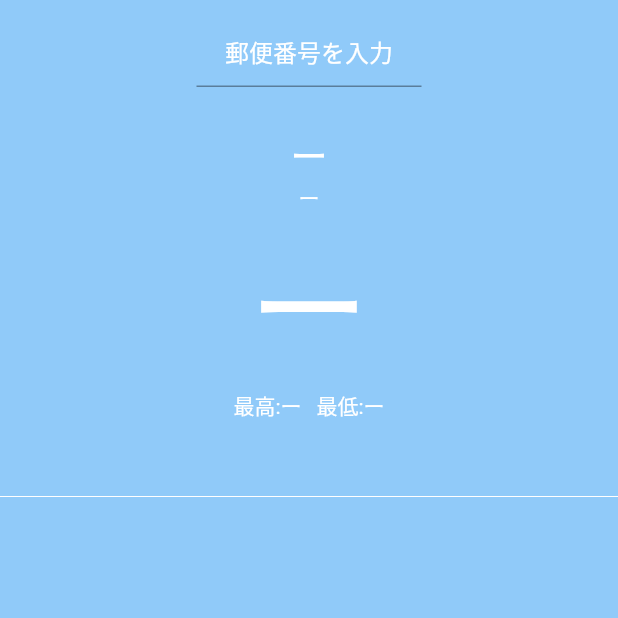
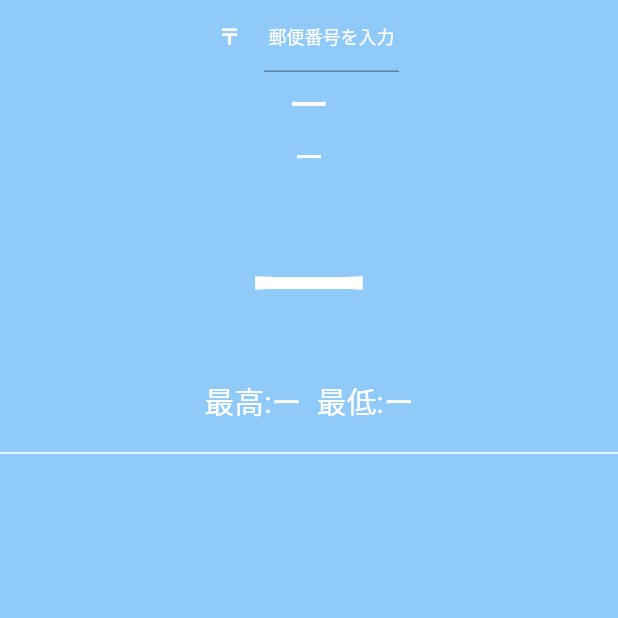
Before and after one commit to ohyeaho/weather_app, a Flutter app: the screen it shows after launch, on a phone screen of 412 x 824 dp, the top half of it. Run offline on Flutter 3.47's test engine with Material 2 defaults, Android fonts, the phone set to English and light mode, and no system bars.

Commit message:
UI create

```diff
--- a/lib/top_page.dart
+++ b/lib/top_page.dart
@@ -24,9 +24,9 @@ class _TopPageState extends State<TopPage> {
       body: SafeArea(
         child: Column(
           children: [
-            const SizedBox(height: 10),
+            /// 郵便番号入力フォーム
             SizedBox(
-              width: 150,
+              width: 120,
               child: TextField(
                 onSubmitted: (value) async {
                   Map<String, String>? response = {};
@@ -47,25 +47,47 @@ class _TopPageState extends State<TopPage> {
                 cursorColor: Colors.white,
                 decoration: const InputDecoration(
                   focusedBorder: UnderlineInputBorder(borderSide: BorderSide(color: Colors.white)),
+                  icon: Text('〒', style: TextStyle(fontWeight: FontWeight.bold)),
                   hintText: '郵便番号を入力',
-                  hintStyle: TextStyle(color: Colors.white),
+                  hintStyle: TextStyle(color: Colors.white, fontSize: 12),
                 ),
               ),
             ),
-            Text(errorMessage == null ? '' : errorMessage!),
-            const SizedBox(height: 10),
-            Text(address!, style: const TextStyle(fontSize: 25)),
-            Text(currentWeather == null ? 'ー' : currentWeather!.description),
-            Text(currentWeather == null ? 'ー' : '${currentWeather!.temp}°', style: const TextStyle(fontSize: 80)),
+
+            /// 郵便番号入力からのエラーを表示
+            errorMessage == null ? Container() : Text(errorMessage!, style: const TextStyle(color: Colors.red)),
+
+            /// 市区町村表示
+            Text(address!, style: const TextStyle(fontSize: 28)),
+
+            /// 天気の情報
+            Text(currentWeather == null ? 'ー' : currentWeather!.description, style: const TextStyle(fontSize: 20)),
+
+            /// 現在の気温
             Row(
               mainAxisAlignment: MainAxisAlignment.center,
               children: [
-                Text(currentWeather == null ? '最高:ー' : '最高:${currentWeather!.tempMax}°'),
                 const SizedBox(width: 10),
-                Text(currentWeather == null ? '最低:ー' : '最低:${currentWeather!.tempMin}°'),
+                Text(currentWeather == null ? 'ー' : '${currentWeather!.temp}', style: const TextStyle(fontSize: 90, fontWeight: FontWeight.w200)),
+                SizedBox(
+                  width: 10,
+                  child: Text(currentWeather == null ? '' : '°', style: const TextStyle(fontSize: 90, fontWeight: FontWeight.w200)),
+                ),
               ],
             ),
-            const SizedBox(height: 50),
+
+            /// 現在の最高気温、最低気温
+            Row(
+              mainAxisAlignment: MainAxisAlignment.center,
+              children: [
+                Text(currentWeather == null ? '最高:ー' : '最高:${currentWeather!.tempMax}°', style: const TextStyle(fontSize: 20)),
+                const SizedBox(width: 10),
+                Text(currentWeather == null ? '最低:ー' : '最低:${currentWeather!.tempMin}°', style: const TextStyle(fontSize: 20)),
+              ],
+            ),
+            const SizedBox(height: 20),
+
+            /// １時間ごとの予報
             const Divider(height: 0, color: Colors.white),
             SingleChildScrollView(
               scrollDirection: Axis.horizontal,
@@ -73,11 +95,12 @@ class _TopPageState extends State<TopPage> {
                   ? Container()
                   : Row(
                       children: hourlyWeather!.map((weather) {
+                        String hourlyTime = '${DateFormat('H').format(weather.time ??= DateTime(0))}時';
                         return Padding(
-                          padding: const EdgeInsets.symmetric(horizontal: 10.0, vertical: 8.0),
+                          padding: const EdgeInsets.symmetric(horizontal: 10.0, vertical: 12.0),
                           child: Column(
                             children: [
-                              Text('${DateFormat('H').format(weather.time)}時'),
+                              Text(hourlyTime.substring(0, 1) == '0' ? hourlyTime.substring(1) : hourlyTime, style: const TextStyle(fontSize: 20)),
                               if (weather.icon == '01d')
                                 const Padding(
                                   padding: EdgeInsets.symmetric(horizontal: 10.0, vertical: 14.0),
@@ -86,11 +109,11 @@ class _TopPageState extends State<TopPage> {
                               else if (weather.icon == '01n')
                                 const Padding(
                                   padding: EdgeInsets.symmetric(horizontal: 10.0, vertical: 14.0),
-                                  child: Icon(Icons.nightlight_round),
+                                  child: Icon(Icons.nightlight_round, color: Colors.white),
                                 )
                               else
                                 Image.network('https://openweathermap.org/img/wn/${weather.icon}.png'),
-                              Text('${weather.temp}°', style: const TextStyle(fontSize: 18))
+                              Text('${weather.temp}°', style: const TextStyle(fontSize: 20))
                             ],
                           ),
                         );
@@ -98,58 +121,64 @@ class _TopPageState extends State<TopPage> {
                     ),
             ),
             const Divider(height: 0, color: Colors.white),
+
+            /// 日ごとの予報
             dailyWeather == null
                 ? Container()
                 : Expanded(
                     child: SingleChildScrollView(
                       child: Padding(
-                        padding: const EdgeInsets.symmetric(horizontal: 12.0, vertical: 2.0),
+                        padding: const EdgeInsets.symmetric(horizontal: 12.0, vertical: 8.0),
                         child: Column(
                           children: dailyWeather!.map((weather) {
-                            return Row(
+                            return Padding(
+                              padding: const EdgeInsets.symmetric(vertical: 2.0),
+                              child: Row(
                                 mainAxisAlignment: MainAxisAlignment.spaceBetween,
                                 children: [
                                   SizedBox(
-                                  width: 50,
-                                  child: Text('${weekDay[weather.time.weekday - 1]}曜日'),
+                                    width: 60,
+                                    child: Text('${weekDay[weather.time!.weekday - 1]}曜日', style: const TextStyle(fontSize: 20)),
                                   ),
                                   Row(
                                     mainAxisAlignment: MainAxisAlignment.center,
                                     children: [
-                                    const SizedBox(width: 35),
+                                      const SizedBox(width: 40),
                                       if (weather.icon == '01d')
-                                      const Padding(
-                                        padding: EdgeInsets.symmetric(horizontal: 5.5, vertical: 5.0),
-                                        child: Icon(Icons.wb_sunny_sharp, color: Colors.yellow),
-                                      )
+                                        const SizedBox(height: 30, width: 30, child: Icon(Icons.wb_sunny_sharp, color: Colors.yellow))
                                       else if (weather.icon == '01n')
-                                      const Padding(
-                                        padding: EdgeInsets.symmetric(horizontal: 5.5, vertical: 5.0),
-                                        child: Icon(Icons.nightlight_round),
-                                      )
+                                        const SizedBox(height: 30, width: 30, child: Icon(Icons.nightlight_round, color: Colors.white))
                                       else
-                                      Image.network('https://openweathermap.org/img/wn/${weather.icon}.png', width: 35),
                                         SizedBox(
-                                      width: 35,
+                                          height: 30,
+                                          width: 30,
+                                          child: Image.network(
+                                            'https://openweathermap.org/img/wn/${weather.icon}.png',
+                                            fit: BoxFit.none,
+                                          ),
+                                        ),
+                                      SizedBox(
+                                        width: 40,
                                         child: Text(
                                           '${weather.rainyPercent}%',
-                                        style: const TextStyle(color: Colors.lightBlue),
+                                          style: const TextStyle(color: Colors.lightBlue, fontSize: 17),
                                           textAlign: TextAlign.end,
                                         ),
                                       )
                                     ],
                                   ),
                                   SizedBox(
-                                  width: 50,
+                                    width: 60,
                                     child: Row(
                                       mainAxisAlignment: MainAxisAlignment.spaceBetween,
                                       children: [
-                                      Text('${weather.tempMax}', style: const TextStyle(fontSize: 16)),
-                                      Text('${weather.tempMin}', style: TextStyle(fontSize: 16, color: Colors.black.withOpacity(0.4)))
+                                        Text('${weather.tempMax}', style: const TextStyle(fontSize: 20)),
+                                        Text('${weather.tempMin}', style: TextStyle(fontSize: 20, color: Colors.grey.withOpacity(0.9)))
                                       ],
                                     ),
                                   ),
                                 ],
+                              ),
                             );
                           }).toList(),
                         ),
--- a/lib/weather.dart
+++ b/lib/weather.dart
@@ -2,6 +2,7 @@ import 'dart:convert';
 
 import 'package:http/http.dart';
 
+/// インスタンス
 class Weather {
   int? temp; // 気温
   int? tempMax; // 最高気温
@@ -10,9 +11,10 @@ class Weather {
   double? lon; //経度
   double? lat; //緯度
   String icon; //天気情報のアイコン画像
-  DateTime time; //日時
+  DateTime? time; //日時
   int? rainyPercent; //降水確率
 
+  /// コンストラクタ
   Weather({
     this.temp,
     this.tempMax,
@@ -21,13 +23,11 @@ class Weather {
     this.lon,
     this.lat,
     this.icon = '',
-    required this.time,
-    // DateTime? time,
-    // this.time = DateTime(),
+    this.time,
     this.rainyPercent,
   });
-  // }) : this.time = time ?? DateTime();
 
+  /// 郵便番号から現在の天気取得
   static String publicParameter = '&appid=91de40c1dbf22fc8ef18b994e54478b6&lang=ja&units=metric';
   static Future<Weather?> getCurrentWeather(String zipCode) async {
     String? _zipCode;
@@ -41,7 +41,6 @@ class Weather {
       var result = await get(Uri.parse(url));
       Map<String, dynamic> data = jsonDecode(result.body);
       Weather currentWeather = Weather(
-          time: DateTime.now(),
           description: data['weather'][0]['description'],
           temp: data['main']['temp'].toInt(),
           tempMax: data['main']['temp_max'].toInt(),
@@ -55,14 +54,16 @@ class Weather {
     }
   }
 
+  /// １時間ごと、日ごとの天気予報取得
   static Future<Map<String, List<Weather>>?> getForecast({double? lon, double? lat}) async {
     Map<String, List<Weather>>? response = {};
     String url = 'https://api.openweathermap.org/data/2.5/onecall?lat=$lat&lon=$lon&exclude=minutely$publicParameter';
     try {
       var result = await get(Uri.parse(url));
       Map<String, dynamic> data = jsonDecode(result.body);
+
+      /// １時間ごとの天気予報
       List<dynamic> hourlyWeatherData = data['hourly'];
-      List<dynamic> dailyWeatherData = data['daily'];
       List<Weather> hourlyWeather = hourlyWeatherData.map((weather) {
         return Weather(
           time: DateTime.fromMillisecondsSinceEpoch(weather['dt'] * 1000),
@@ -70,6 +71,10 @@ class Weather {
           icon: weather['weather'][0]['icon'],
         );
       }).toList();
+      response['hourly'] = hourlyWeather;
+
+      /// 日ごとの天気予報
+      List<dynamic> dailyWeatherData = data['daily'];
       List<Weather> dailyWeather = dailyWeatherData.map((weather) {
         return Weather(
           time: DateTime.fromMillisecondsSinceEpoch(weather['dt'] * 1000),
@@ -79,7 +84,6 @@ class Weather {
           rainyPercent: weather.containsKey('rain') ? weather['rain'].toInt() : 0,
         );
       }).toList();
-      response['hourly'] = hourlyWeather;
       response['daily'] = dailyWeather;
       return response;
     } catch (e) {
```
Lines whose indentation alone changed are shown as unchanged.
